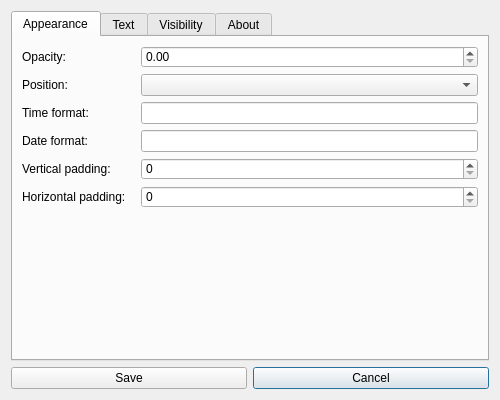
Above: src/settings_dialog.ui from kostoskistefan/hoverclock-qt before the change. Below: the same form after it.
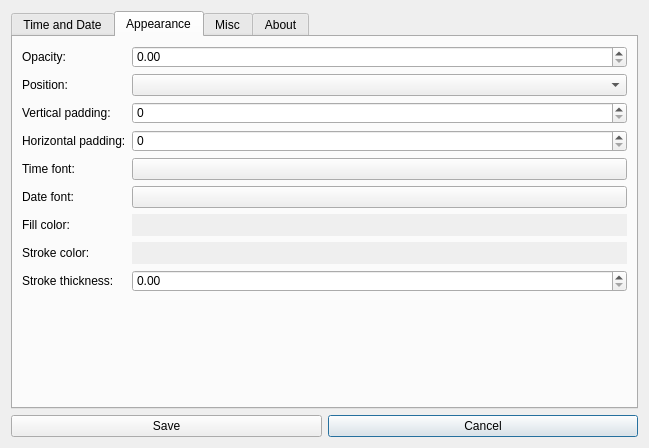
That is the form after the change. The open tabs and pages were chosen to show the change.

Commit message: Add time zone functionality - Closes #15

```diff
--- a/src/settings_dialog.ui
+++ b/src/settings_dialog.ui
@@ -6,8 +6,8 @@
    <rect>
     <x>0</x>
     <y>0</y>
-    <width>500</width>
-    <height>400</height>
+    <width>649</width>
+    <height>448</height>
    </rect>
   </property>
   <property name="windowTitle">
@@ -38,45 +38,83 @@
      <property name="currentIndex">
       <number>0</number>
      </property>
-     <widget class="QWidget" name="appearanceTab">
+     <widget class="QWidget" name="timeDateTab">
       <attribute name="title">
-       <string>Appearance</string>
+       <string>Time and Date</string>
       </attribute>
-      <layout class="QGridLayout" name="gridLayout_3">
-       <property name="sizeConstraint">
-        <enum>QLayout::SetDefaultConstraint</enum>
-       </property>
-       <property name="horizontalSpacing">
-        <number>15</number>
-       </property>
-       <item row="4" column="1">
-        <widget class="QLineEdit" name="timeFormatLineEdit"/>
+      <layout class="QFormLayout" name="formLayout_2">
+       <item row="0" column="0">
+        <widget class="QLabel" name="timeZoneLabel">
+         <property name="text">
+          <string>Time zone:</string>
+         </property>
+        </widget>
        </item>
-       <item row="5" column="1">
-        <widget class="QLineEdit" name="dateFormatLineEdit"/>
+       <item row="0" column="1">
+        <widget class="QComboBox" name="timeZoneComboBox"/>
        </item>
-       <item row="4" column="0">
+       <item row="1" column="0">
         <widget class="QLabel" name="timeFormatLabel">
          <property name="text">
           <string>Time format:</string>
          </property>
         </widget>
        </item>
-       <item row="7" column="0">
-        <widget class="QLabel" name="horizontalPaddingLabel">
-         <property name="text">
-          <string>Horizontal padding:</string>
-         </property>
-        </widget>
+       <item row="1" column="1">
+        <widget class="QLineEdit" name="timeFormatLineEdit"/>
        </item>
-       <item row="6" column="0">
-        <widget class="QLabel" name="verticalPaddingLabel">
+       <item row="2" column="0">
+        <widget class="QLabel" name="dateFormatLabel">
          <property name="text">
-          <string>Vertical padding:</string>
+          <string>Date format:</string>
          </property>
         </widget>
        </item>
        <item row="2" column="1">
+        <widget class="QLineEdit" name="dateFormatLineEdit"/>
+       </item>
+       <item row="3" column="0">
+        <widget class="QCheckBox" name="showTimeCheckBox">
+         <property name="text">
+          <string>Show time</string>
+         </property>
+        </widget>
+       </item>
+       <item row="4" column="0">
+        <widget class="QCheckBox" name="showDateCheckBox">
+         <property name="text">
+          <string>Show date</string>
+         </property>
+        </widget>
+       </item>
+       <item row="5" column="0" colspan="2">
+        <spacer name="verticalSpacer_4">
+         <property name="orientation">
+          <enum>Qt::Vertical</enum>
+         </property>
+         <property name="sizeHint" stdset="0">
+          <size>
+           <width>20</width>
+           <height>40</height>
+          </size>
+         </property>
+        </spacer>
+       </item>
+      </layout>
+     </widget>
+     <widget class="QWidget" name="appearanceTab">
+      <attribute name="title">
+       <string>Appearance</string>
+      </attribute>
+      <layout class="QFormLayout" name="formLayout">
+       <item row="0" column="0">
+        <widget class="QLabel" name="opacityLabel">
+         <property name="text">
+          <string>Opacity:</string>
+         </property>
+        </widget>
+       </item>
+       <item row="0" column="1">
         <widget class="QDoubleSpinBox" name="opacityDoubleSpinBox">
          <property name="maximum">
           <double>1.000000000000000</double>
@@ -86,108 +124,112 @@
          </property>
         </widget>
        </item>
-       <item row="3" column="0">
+       <item row="1" column="0">
         <widget class="QLabel" name="positionLabel">
          <property name="text">
           <string>Position:</string>
          </property>
         </widget>
        </item>
-       <item row="6" column="1">
+       <item row="1" column="1">
+        <widget class="QComboBox" name="positionComboBox"/>
+       </item>
+       <item row="2" column="0">
+        <widget class="QLabel" name="verticalPaddingLabel">
+         <property name="text">
+          <string>Vertical padding:</string>
+         </property>
+        </widget>
+       </item>
+       <item row="2" column="1">
         <widget class="QSpinBox" name="verticalPaddingSpinBox"/>
        </item>
-       <item row="9" column="0" colspan="2">
-        <spacer name="verticalSpacer_2">
-         <property name="orientation">
-          <enum>Qt::Vertical</enum>
-         </property>
-         <property name="sizeHint" stdset="0">
-          <size>
-           <width>20</width>
-           <height>40</height>
-          </size>
-         </property>
-        </spacer>
-       </item>
-       <item row="5" column="0">
-        <widget class="QLabel" name="dateFormatLabel">
+       <item row="3" column="0">
+        <widget class="QLabel" name="horizontalPaddingLabel">
          <property name="text">
-          <string>Date format:</string>
+          <string>Horizontal padding:</string>
          </property>
         </widget>
        </item>
        <item row="3" column="1">
-        <widget class="QComboBox" name="positionComboBox"/>
-       </item>
-       <item row="2" column="0">
-        <widget class="QLabel" name="opacityLabel">
-         <property name="text">
-          <string>Opacity:</string>
-         </property>
-        </widget>
-       </item>
-       <item row="7" column="1">
         <widget class="QSpinBox" name="horizontalPaddingSpinBox"/>
        </item>
-      </layout>
-     </widget>
-     <widget class="QWidget" name="textTab">
-      <attribute name="title">
-       <string>Text</string>
-      </attribute>
-      <layout class="QGridLayout" name="gridLayout">
-       <property name="horizontalSpacing">
-        <number>15</number>
-       </property>
-       <item row="3" column="0">
-        <widget class="QLabel" name="strokeColorLabel">
-         <property name="text">
-          <string>Stroke color:</string>
-         </property>
-        </widget>
-       </item>
-       <item row="2" column="0">
-        <widget class="QLabel" name="fillColorLabel">
-         <property name="text">
-          <string>Fill color:</string>
-         </property>
-        </widget>
-       </item>
-       <item row="0" column="0">
+       <item row="4" column="0">
         <widget class="QLabel" name="timeFontLabel">
          <property name="text">
           <string>Time font:</string>
          </property>
         </widget>
        </item>
-       <item row="4" column="0">
-        <widget class="QLabel" name="strokeThicknessLabel">
+       <item row="4" column="1">
+        <widget class="QPushButton" name="timeFontPicker">
          <property name="text">
-          <string>Stroke thickness:</string>
+          <string/>
          </property>
         </widget>
        </item>
-       <item row="1" column="0">
+       <item row="5" column="0">
         <widget class="QLabel" name="dateFontLabel">
          <property name="text">
           <string>Date font:</string>
          </property>
         </widget>
        </item>
-       <item row="5" column="0" colspan="3">
-        <spacer name="verticalSpacer">
-         <property name="orientation">
-          <enum>Qt::Vertical</enum>
+       <item row="5" column="1">
+        <widget class="QPushButton" name="dateFontPicker">
+         <property name="text">
+          <string/>
          </property>
-         <property name="sizeHint" stdset="0">
-          <size>
-           <width>20</width>
-           <height>40</height>
-          </size>
+        </widget>
+       </item>
+       <item row="6" column="0">
+        <widget class="QLabel" name="fillColorLabel">
+         <property name="text">
+          <string>Fill color:</string>
          </property>
-        </spacer>
+        </widget>
        </item>
-       <item row="4" column="1" colspan="2">
+       <item row="6" column="1">
+        <widget class="QPushButton" name="fillColorPicker">
+         <property name="autoFillBackground">
+          <bool>true</bool>
+         </property>
+         <property name="text">
+          <string/>
+         </property>
+         <property name="flat">
+          <bool>true</bool>
+         </property>
+        </widget>
+       </item>
+       <item row="7" column="0">
+        <widget class="QLabel" name="strokeColorLabel">
+         <property name="text">
+          <string>Stroke color:</string>
+         </property>
+        </widget>
+       </item>
+       <item row="7" column="1">
+        <widget class="QPushButton" name="strokeColorPicker">
+         <property name="autoFillBackground">
+          <bool>true</bool>
+         </property>
+         <property name="text">
+          <string/>
+         </property>
+         <property name="flat">
+          <bool>true</bool>
+         </property>
+        </widget>
+       </item>
+       <item row="8" column="0">
+        <widget class="QLabel" name="strokeThicknessLabel">
+         <property name="text">
+          <string>Stroke thickness:</string>
+         </property>
+        </widget>
+       </item>
+       <item row="8" column="1">
         <widget class="QDoubleSpinBox" name="strokeThicknessSpinBox">
          <property name="maximum">
           <double>5.000000000000000</double>
@@ -197,70 +239,30 @@
          </property>
         </widget>
        </item>
-       <item row="3" column="1" colspan="2">
-        <widget class="QPushButton" name="strokeColorPicker">
-         <property name="autoFillBackground">
-          <bool>true</bool>
+       <item row="9" column="0" colspan="2">
+        <spacer name="verticalSpacer_2">
+         <property name="orientation">
+          <enum>Qt::Vertical</enum>
          </property>
-         <property name="text">
-          <string/>
+         <property name="sizeHint" stdset="0">
+          <size>
+           <width>20</width>
+           <height>40</height>
+          </size>
          </property>
-         <property name="flat">
-          <bool>true</bool>
-         </property>
-        </widget>
-       </item>
-       <item row="2" column="1" colspan="2">
-        <widget class="QPushButton" name="fillColorPicker">
-         <property name="autoFillBackground">
-          <bool>true</bool>
-         </property>
-         <property name="text">
-          <string/>
-         </property>
-         <property name="flat">
-          <bool>true</bool>
-         </property>
-        </widget>
-       </item>
-       <item row="1" column="1" colspan="2">
-        <widget class="QPushButton" name="dateFontPicker">
-         <property name="text">
-          <string/>
-         </property>
-         <property name="flat">
-          <bool>true</bool>
-         </property>
-        </widget>
-       </item>
-       <item row="0" column="1" colspan="2">
-        <widget class="QPushButton" name="timeFontPicker">
-         <property name="text">
-          <string/>
-         </property>
-         <property name="flat">
-          <bool>true</bool>
-         </property>
-        </widget>
+        </spacer>
        </item>
       </layout>
      </widget>
-     <widget class="QWidget" name="visibilityTab">
+     <widget class="QWidget" name="miscTab">
       <attribute name="title">
-       <string>Visibility</string>
+       <string>Misc</string>
       </attribute>
       <layout class="QGridLayout" name="gridLayout_4">
        <item row="0" column="0">
-        <widget class="QCheckBox" name="showTimeCheckBox">
-         <property name="text">
-          <string>Show time</string>
-         </property>
-        </widget>
-       </item>
-       <item row="2" column="0">
         <widget class="QGroupBox" name="groupBox">
          <property name="styleSheet">
-          <string notr="true">QGroupBox{border:1px solid gray;border-radius:5px;margin-top: 1ex;} QGroupBox::title{subcontrol-origin: margin;subcontrol-position:top center;padding:0 3px;}</string>
+          <string notr="true"/>
          </property>
          <property name="title">
           <string>Application Blacklist</string>
@@ -276,7 +278,7 @@
            <number>10</number>
           </property>
           <item row="2" column="1">
-           <widget class="QLabel" name="label_3">
+           <widget class="QLabel" name="blacklistLabel">
             <property name="text">
              <string>List of comma separated applications:</string>
             </property>
@@ -286,7 +288,7 @@
            <widget class="QTextEdit" name="blacklistTextEdit"/>
           </item>
           <item row="1" column="1">
-           <widget class="QLabel" name="label_2">
+           <widget class="QLabel" name="blacklistNoteLabel">
             <property name="font">
              <font>
               <italic>true</italic>
@@ -317,13 +319,6 @@
          </layout>
         </widget>
        </item>
-       <item row="1" column="0">
-        <widget class="QCheckBox" name="showDateCheckBox">
-         <property name="text">
-          <string>Show date</string>
-         </property>
-        </widget>
-       </item>
       </layout>
      </widget>
      <widget class="QWidget" name="aboutTab">
```
Left out of the diff: 19 changed lines with no effect on the pictures. The commit also changes 14 other files.
